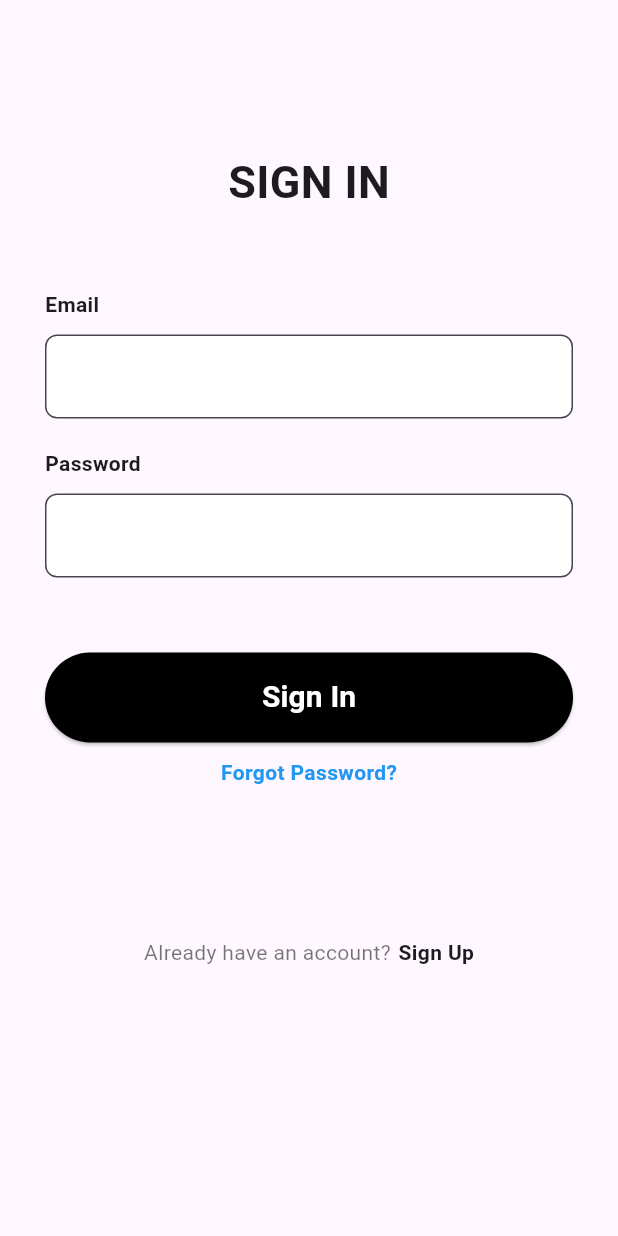
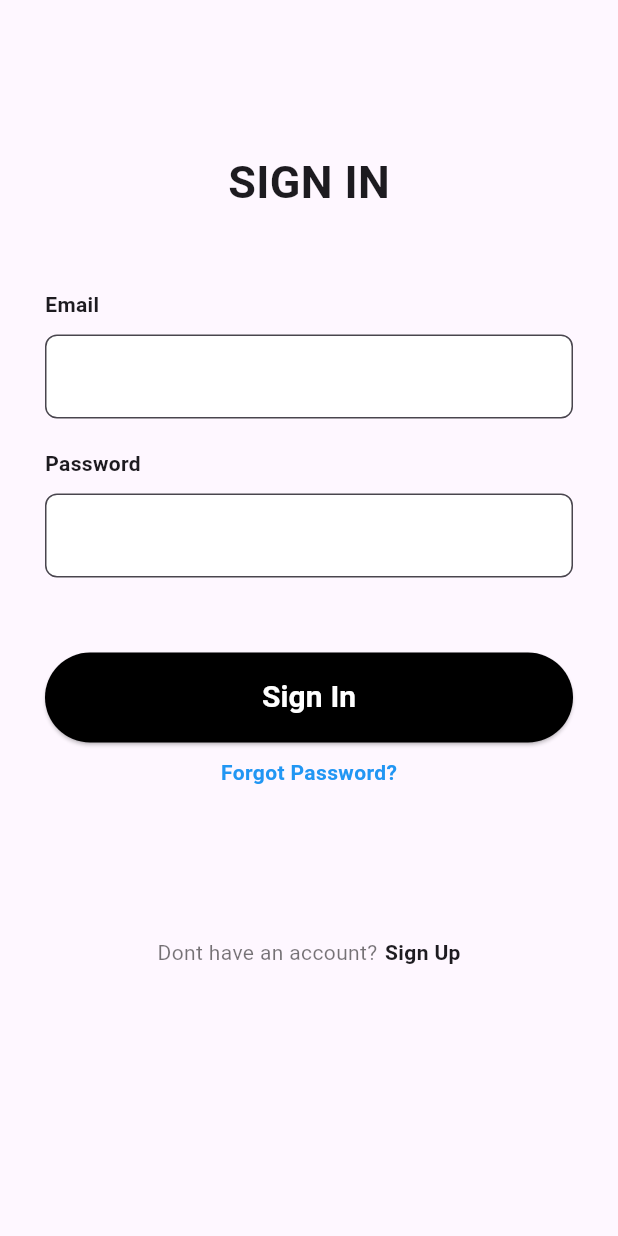
Before and after one commit to OskarPerlinski/football_shop_supabase_bloc_clean, a Flutter app: the screen it shows after launch, on a phone screen of 412 x 824 dp. Run offline on Flutter 3.47's test engine with Material 3 defaults, Android fonts, the phone set to English and light mode, and no system bars; our stand-ins replace flutter_bloc, flutter_hooks.

Commit message:
little change

```diff
--- a/lib/presentation/auth/sign_in.dart
+++ b/lib/presentation/auth/sign_in.dart
@@ -107,7 +107,7 @@ class SignInPage extends HookWidget {
       mainAxisAlignment: MainAxisAlignment.center,
       children: [
         const Text(
-          'Already have an account?',
+          'Dont have an account?',
           style: TextStyle(
             color: Colors.black54,
           ),
```
